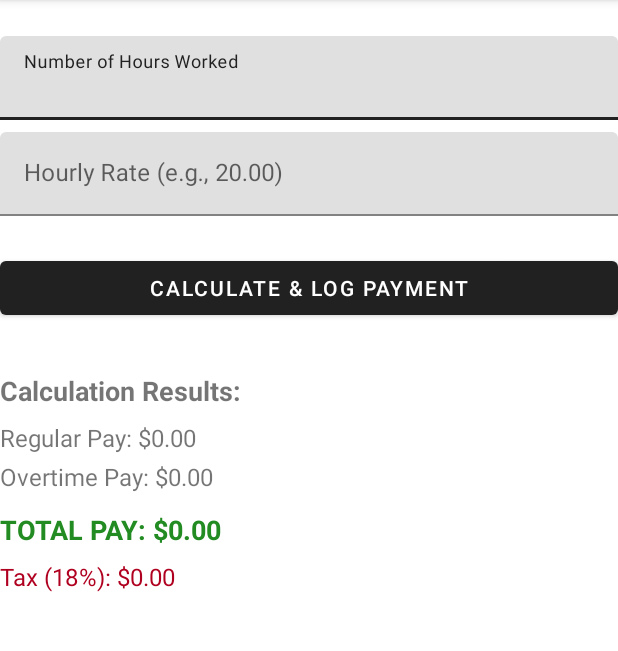
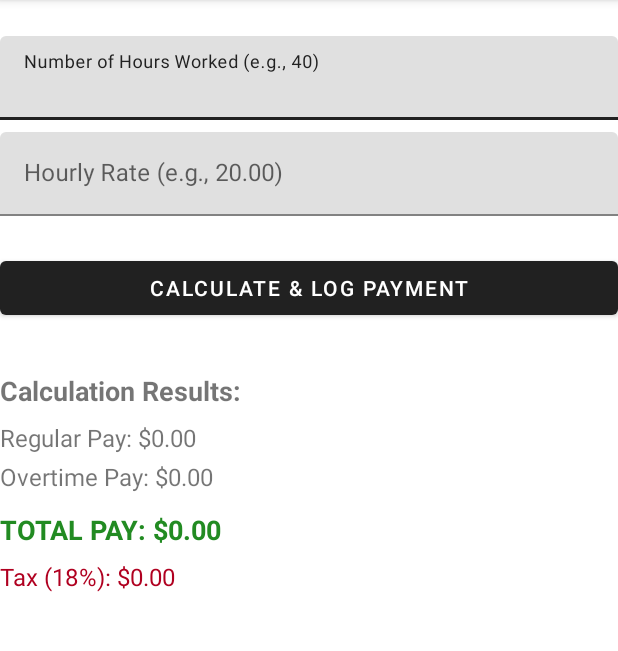
Before and after one commit to Infinitewumbo/A1_Patrick_Millares, an Android app: the screen it shows after launch (MainActivity), on a phone screen of 412 x 824 dp, the part 84-735 px from its top. Run offline under Robolectric (Android 15) with nearby library versions, the phone set to English and light mode, and no system bars.

Commit message:
updated activity_main.xml

```diff
--- a/app/src/main/AndroidManifest.xml
+++ b/app/src/main/AndroidManifest.xml
@@ -31,6 +31,7 @@
                 android:name="android.support.PARENT_ACTIVITY"
                 android:value=".MainActivity" />
         </activity>
+
     </application>
 
 </manifest>
--- a/app/src/main/res/layout/activity_main.xml
+++ b/app/src/main/res/layout/activity_main.xml
@@ -15,7 +15,7 @@
         android:layout_width="0dp"
         android:layout_height="wrap_content"
         android:layout_marginTop="24dp"
-        android:hint="Number of Hours Worked"
+        android:hint="Number of Hours Worked (e.g., 40)"
         app:layout_constraintTop_toTopOf="parent"
         app:layout_constraintStart_toStartOf="parent"
         app:layout_constraintEnd_toEndOf="parent">
```
